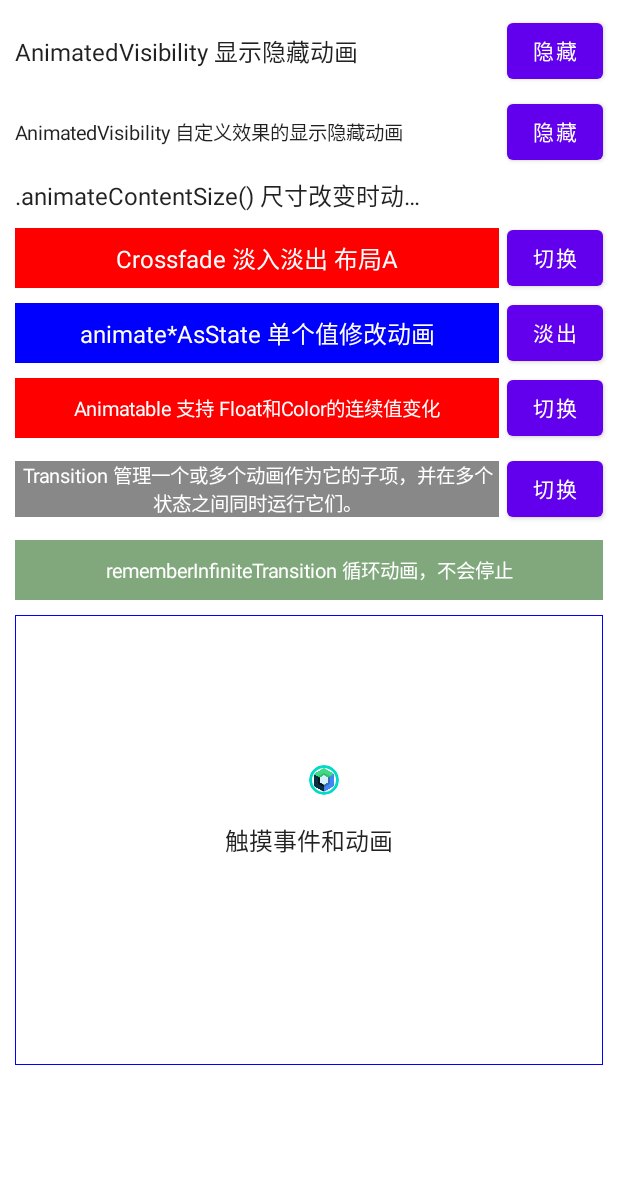
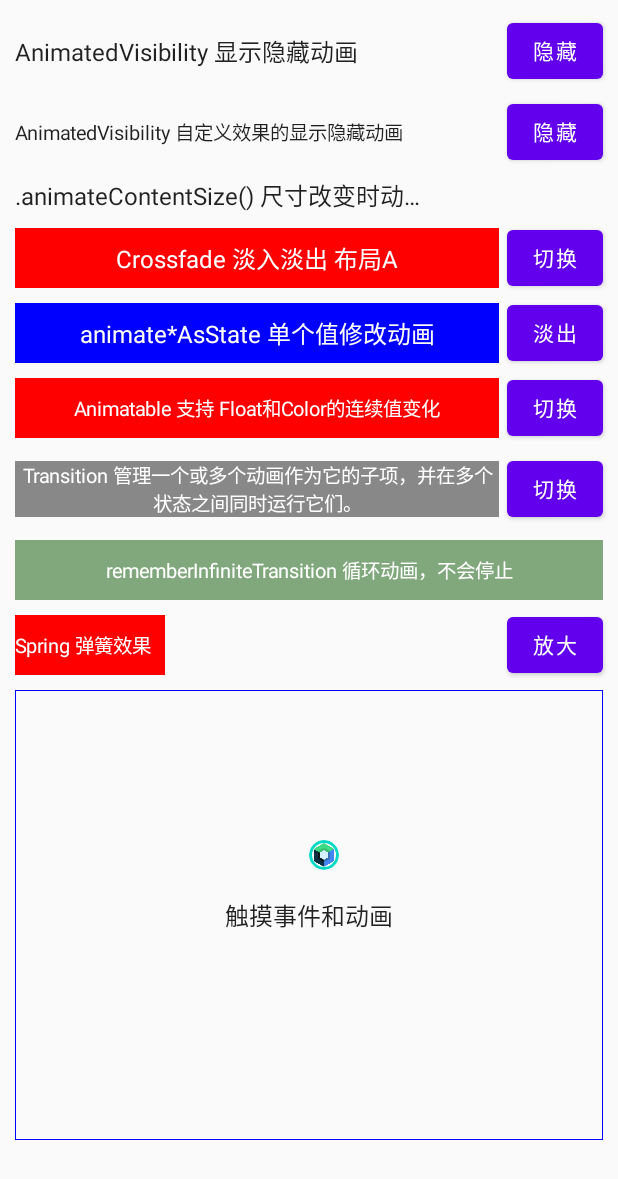
Before and after one commit to jiaoyaning/ComposeRoad, an Android app built with Jetpack Compose: the AnimationActivity screen opened directly, with no data from a screen before it, on a phone screen of 412 x 824 dp. Shown: the top 1179 px of the screen. Run offline under Robolectric (Android 15) with nearby library versions, the phone set to English and light mode, and no system bars.

Commit message:
spring 弹簧效果

```diff
--- a/app/src/main/java/com/jyn/composeroad/animation/AnimationActivity.kt
+++ b/app/src/main/java/com/jyn/composeroad/animation/AnimationActivity.kt
@@ -17,6 +17,7 @@ import androidx.compose.material.Button
 import androidx.compose.material.MaterialTheme
 import androidx.compose.material.Text
 import androidx.compose.runtime.*
+import androidx.compose.ui.Alignment
 import androidx.compose.ui.Alignment.Companion.Center
 import androidx.compose.ui.Alignment.Companion.CenterVertically
 import androidx.compose.ui.Modifier
@@ -86,6 +87,8 @@ class AnimationActivity : BaseActivity() {
             //循环动画
             item { RememberInfiniteTransition() }
 
+            //弹簧效果
+            item { SpringView() }
 
             item { PointerInput() }
         }
@@ -282,8 +285,8 @@ class AnimationActivity : BaseActivity() {
      * [Animatable] 连续动画，通过[animateTo]改变值，支持 Float 和 Color
      *
      * Animatable 对内容值提供了更多的操作，即 snapTo 和 animateDecay。
-     *  snapTo 将当前值立即设置为目标值。当动画本身不是唯一的数据源，并且必须与其他状态同步时，例如触摸事件，这是非常有用的。
-     *  animateDecay 启动一个从给定速度开始放缓的动画。这对于实现甩动行为很有用。更多信息见手势和动画。
+     *   snapTo 将当前值立即设置为目标值。当动画本身不是唯一的数据源，并且必须与其他状态同步时，例如触摸事件，这是非常有用的。
+     *   animateDecay 启动一个从给定速度开始放缓的动画。这对于实现甩动行为很有用。更多信息见手势和动画。
      */
     @Composable
     fun AnimatableView() {
@@ -322,15 +325,13 @@ class AnimationActivity : BaseActivity() {
 
         /**
          * animateTo 需要在协程中运行
-         * LaunchedEffect 创建一个只针对指定键值的持续时间的作用域
+         *
+         * LaunchedEffect 创建一个只针对指定键值的持续时间的作用域，重组的时候不会重复执行，
+         * key：根据这个值的改变来判断是否重启协程内的代码
          */
         LaunchedEffect(flag) {
             color.animateTo(
-                targetValue = if (flag) {
-                    Color.Red
-                } else {
-                    Color.Blue
-                },
+                targetValue = if (flag) Color.Red else Color.Blue,
                 animationSpec = tween(1000)
             )
         }
@@ -435,6 +436,60 @@ class AnimationActivity : BaseActivity() {
         }
     }
 
+
+    /**
+     * Spring 弹簧效果
+     */
+    @Preview(showBackground = true)
+    @Composable
+    fun SpringView() {
+        var flag by remember { mutableStateOf(true) }
+        val value by animateDpAsState(
+            targetValue = if (flag) 100.dp else 200.dp,
+            animationSpec = spring(
+                dampingRatio = Spring.DampingRatioHighBouncy,
+                stiffness = Spring.StiffnessLow
+            )
+        )
+
+        Row(
+            modifier = Modifier
+                .fillMaxWidth()
+                .height(40.dp),
+            horizontalArrangement = Arrangement.End
+        ) {
+            Box(
+                contentAlignment = Alignment.CenterStart,
+                modifier = Modifier
+                    .weight(1f)
+                    .height(40.dp)
+            ) {
+                Box(
+                    contentAlignment = Alignment.CenterStart,
+                    modifier = Modifier
+                        .height(40.dp)
+                        .width(value)
+                        .background(Color.Red)
+                ) {
+                    Text(
+                        text = "Spring 弹簧效果",
+                        color = Color.White,
+                        fontSize = 13.sp,
+                        maxLines = 1,
+                        overflow = TextOverflow.Ellipsis
+                    )
+                }
+            }
+
+            Button(
+                onClick = { flag = !flag },
+                modifier = Modifier.align(CenterVertically)
+            ) {
+                Text(if (flag) "放大" else "缩小")
+            }
+        }
+    }
+
     @Composable
     fun PointerInput() {
         val offset = remember { Animatable(Offset(0f, 0f), Offset.VectorConverter) }
--- a/app/src/main/java/com/jyn/composeroad/ui/theme/Theme.kt
+++ b/app/src/main/java/com/jyn/composeroad/ui/theme/Theme.kt
@@ -33,7 +33,8 @@ fun ComposeRoadTheme(
     content: @Composable () -> Unit
 ) {
     val colors = if (darkTheme) {
-        DarkColorPalette
+//        DarkColorPalette
+        LightColorPalette
     } else {
         LightColorPalette
     }
--- a/app/src/main/res/values-land/dimens.xml
+++ /dev/null
@@ -1,3 +0,0 @@
-<resources>
-    <dimen name="fab_margin">48dp</dimen>
-</resources>
--- a/app/src/main/res/values-night/themes.xml
+++ /dev/null
@@ -1,16 +0,0 @@
-<resources xmlns:tools="http://schemas.android.com/tools">
-    <!-- Base application theme. -->
-    <style name="Theme.ComposeRoad" parent="Theme.MaterialComponents.DayNight.DarkActionBar">
-        <!-- Primary brand color. -->
-        <item name="colorPrimary">@color/purple_200</item>
-        <item name="colorPrimaryVariant">@color/purple_700</item>
-        <item name="colorOnPrimary">@color/black</item>
-        <!-- Secondary brand color. -->
-        <item name="colorSecondary">@color/teal_200</item>
-        <item name="colorSecondaryVariant">@color/teal_200</item>
-        <item name="colorOnSecondary">@color/black</item>
-        <!-- Status bar color. -->
-        <item name="android:statusBarColor" tools:targetApi="l">?attr/colorPrimaryVariant</item>
-        <!-- Customize your theme here. -->
-    </style>
-</resources>
--- a/app/src/main/res/values/themes.xml
+++ b/app/src/main/res/values/themes.xml
@@ -1,6 +1,6 @@
 <resources xmlns:tools="http://schemas.android.com/tools">
     <!-- Base application theme. -->
-    <style name="Theme.ComposeRoad" parent="Theme.MaterialComponents.DayNight.DarkActionBar">
+    <style name="Theme.ComposeRoad" parent="Theme.AppCompat.Light.NoActionBar">
         <!-- Primary brand color. -->
         <item name="colorPrimary">@color/purple_500</item>
         <item name="colorPrimaryVariant">@color/purple_700</item>
```
